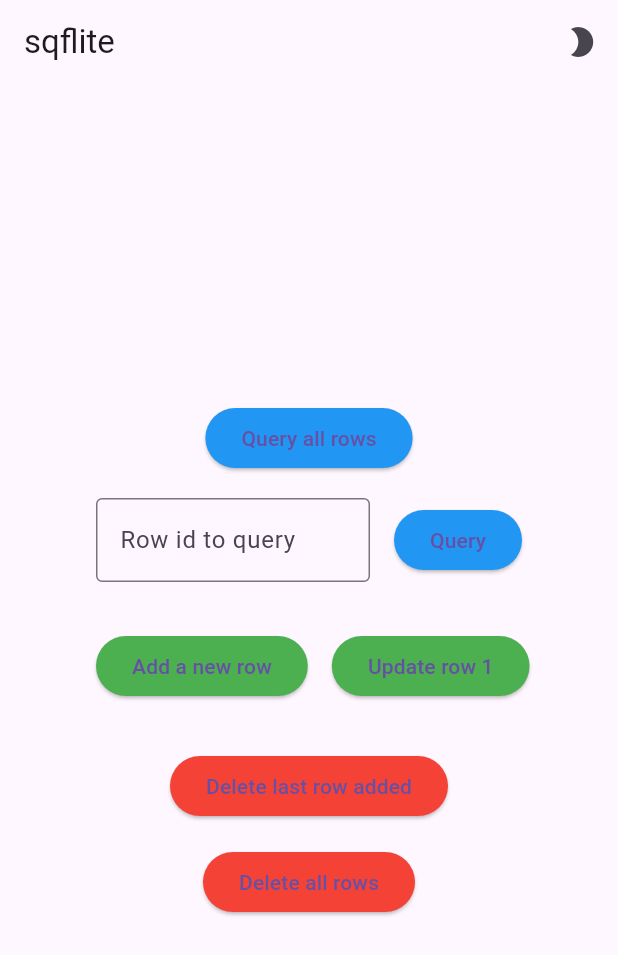
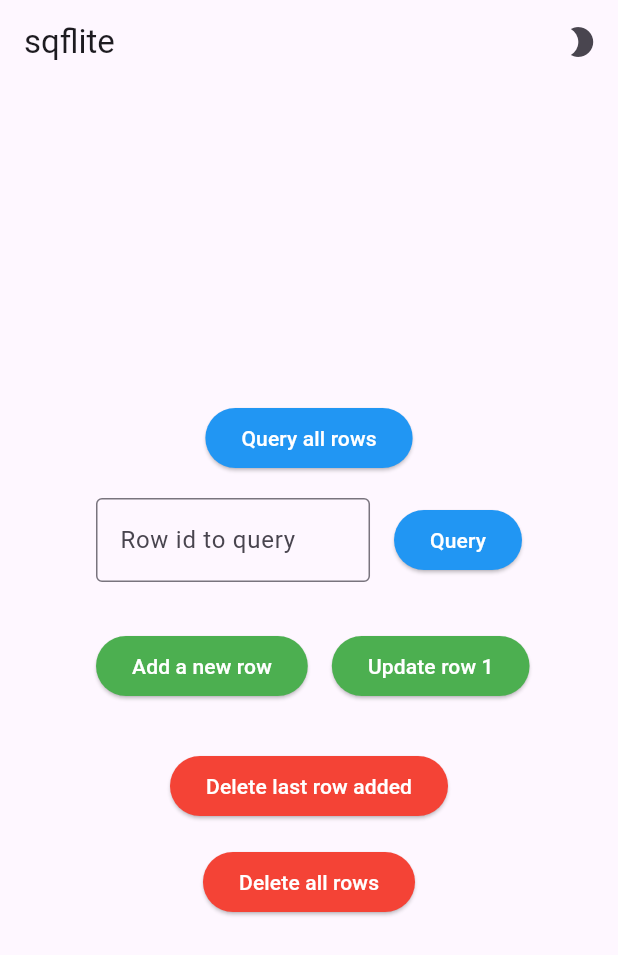
Before and after one commit to Nathan2055/csc4360-activity10-localstorage, a Flutter app: the screen it shows after launch, on a phone screen of 412 x 824 dp. Shown: the top 955 px of the screen. Run offline on Flutter 3.47's test engine with Material 3 defaults, Android fonts, the phone set to English and light mode, and no system bars; our stand-ins replace sqflite; accounts and stored records are empty.

Commit message:
Fix text color in buttons

```diff
--- a/lib/main.dart
+++ b/lib/main.dart
@@ -139,6 +139,7 @@
                     ElevatedButton(
                       onPressed: _query,
                       style: ElevatedButton.styleFrom(
+                        foregroundColor: Colors.white,
                         backgroundColor: Colors.blue,
                       ),
                       child: const Text('Query all rows'),
@@ -162,6 +163,7 @@
                     ElevatedButton(
                       onPressed: _acceptInput,
                       style: ElevatedButton.styleFrom(
+                        foregroundColor: Colors.white,
                         backgroundColor: Colors.blue,
                       ),
                       child: Text('Query'),
@@ -175,6 +177,7 @@
                     ElevatedButton(
                       onPressed: _insert,
                       style: ElevatedButton.styleFrom(
+                        foregroundColor: Colors.white,
                         backgroundColor: Colors.green,
                       ),
                       child: const Text('Add a new row'),
@@ -183,6 +186,7 @@
                     ElevatedButton(
                       onPressed: _update,
                       style: ElevatedButton.styleFrom(
+                        foregroundColor: Colors.white,
                         backgroundColor: Colors.green,
                       ),
                       child: const Text('Update row 1'),
@@ -196,6 +200,7 @@
                     ElevatedButton(
                       onPressed: _delete,
                       style: ElevatedButton.styleFrom(
+                        foregroundColor: Colors.white,
                         backgroundColor: Colors.red,
                       ),
                       child: const Text('Delete last row added'),
@@ -209,6 +214,7 @@
                     ElevatedButton(
                       onPressed: _deleteAll,
                       style: ElevatedButton.styleFrom(
+                        foregroundColor: Colors.white,
                         backgroundColor: Colors.red,
                       ),
                       child: const Text('Delete all rows'),
```
